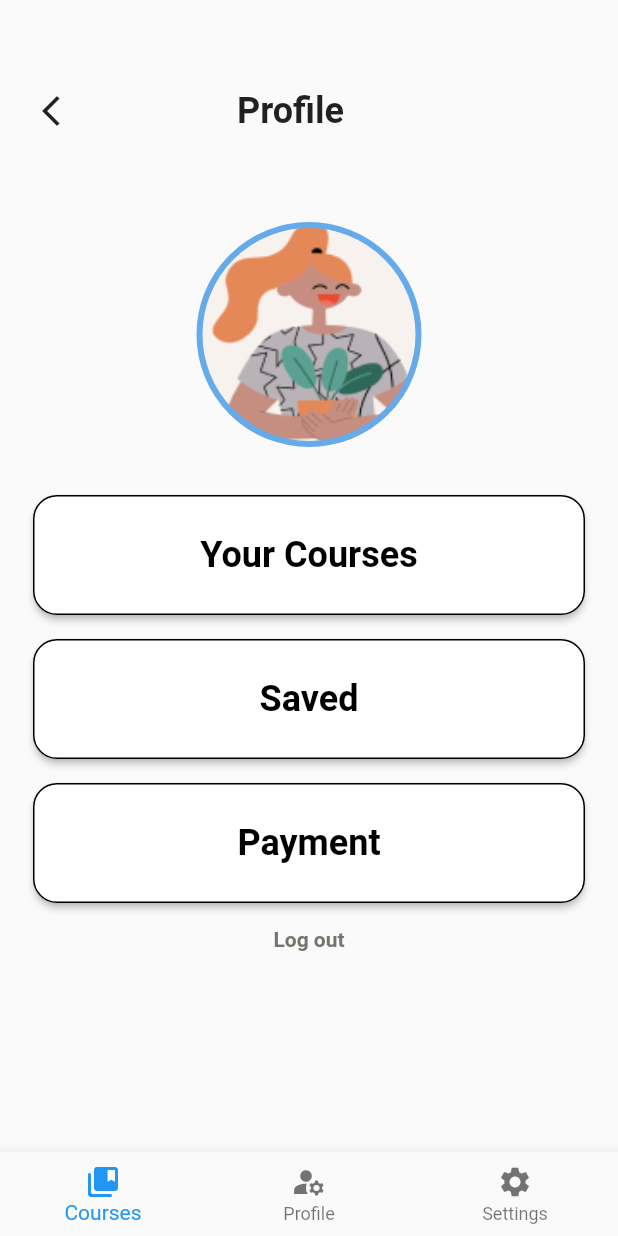
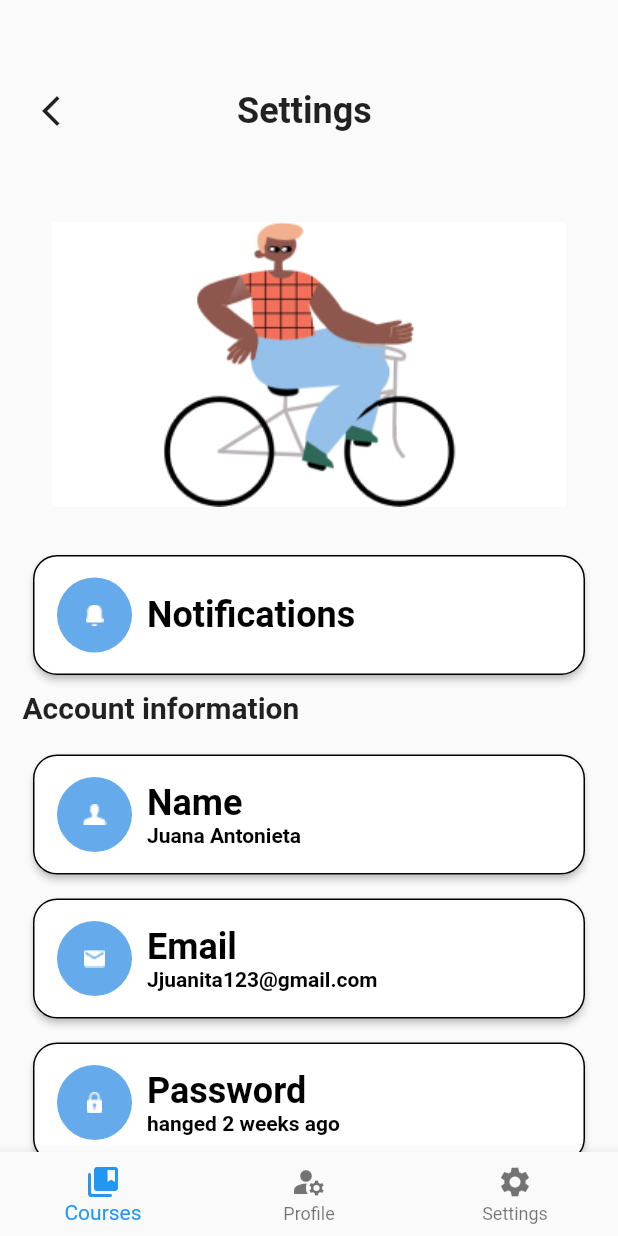
Before and after one commit to NHVbutt2002/Demo_figma, a Flutter app: the Home1Screen screen opened by its route, after a tap on "Log out", on a phone screen of 412 x 824 dp. Run offline on Flutter 3.47's test engine with Material 2 defaults, Android fonts, the phone set to English and light mode, and no system bars; our stand-ins replace persistent_bottom_nav_bar, shared_preferences, smooth_page_indicator; accounts and stored records are empty.

Commit message:
demo
demo

```diff
--- a/lib/Home1_page.dart
+++ b/lib/Home1_page.dart
@@ -130,7 +130,9 @@ class _Home1ScreenState extends State<Home1Screen> {
             ),
           ),
           TextButton(
-              onPressed: () {},
+              onPressed: () {
+                Navigator.of(context).pushNamed('/Setting');
+              },
               child: Text('Log out',
                   style: TextStyle(
                       fontSize: 14,
@@ -149,7 +151,7 @@ class _Home1ScreenState extends State<Home1Screen> {
           ),
           BottomNavigationBarItem(
             icon: Icon(Icons.settings),
-            label: 'Settings',
+            label: 'Setting',
           ),
         ]));
   }
--- /dev/null
+++ b/lib/setting.dart
@@ -0,0 +1,292 @@
+import 'package:flutter/material.dart';
+
+class Setting extends StatefulWidget {
+  const Setting({super.key});
+
+  @override
+  State<Setting> createState() => _SettingState();
+}
+
+class _SettingState extends State<Setting> {
+  @override
+  Widget build(BuildContext context) {
+    return Scaffold(
+        body: SingleChildScrollView(
+          child: Column(children: [
+            Container(
+              padding: EdgeInsets.symmetric(vertical: 50, horizontal: 10),
+              child: Row(
+                mainAxisAlignment: MainAxisAlignment.start,
+                children: [
+                  IconButton(
+                    onPressed: () {},
+                    icon: Icon(Icons.arrow_back_ios_new_sharp),
+                  ),
+                  SizedBox(
+                    width: 100,
+                  ),
+                  Text("Settings",
+                      style: TextStyle(
+                        fontSize: 24,
+                        fontWeight: FontWeight.bold,
+                      ))
+                ],
+              ),
+            ),
+            Image.asset('assets/settting.jpg'),
+            SizedBox(
+              height: 32,
+            ),
+            Container(
+              height: 80,
+              width: 400,
+              padding: const EdgeInsets.symmetric(horizontal: 16),
+              child: ElevatedButton(
+                onPressed: () {},
+                style: ButtonStyle(
+                  backgroundColor:
+                      MaterialStateProperty.all<Color>(Colors.white),
+                  shape: MaterialStateProperty.all<RoundedRectangleBorder>(
+                    RoundedRectangleBorder(
+                        borderRadius: BorderRadius.circular(16),
+                        side: BorderSide(color: Colors.black)),
+                  ),
+                ),
+                child: Row(
+                  mainAxisAlignment: MainAxisAlignment.start,
+                  children: [
+                    Stack(children: [
+                      Container(
+                        width: 50,
+                        height: 50,
+                        decoration: BoxDecoration(
+                            borderRadius: BorderRadius.circular(100),
+                            color: Color(0xff65AAEA)),
+                      ),
+                      Image.asset(
+                        'assets/notification1.png',
+                        width: 50,
+                        height: 50,
+                      )
+                    ]),
+                    SizedBox(
+                      width: 10,
+                    ),
+                    Text("Notifications",
+                        style: TextStyle(
+                            fontSize: 24,
+                            fontWeight: FontWeight.bold,
+                            color: Colors.black)),
+                  ],
+                ),
+              ),
+            ),
+            SizedBox(
+              height: 10,
+            ),
+            Row(
+              mainAxisAlignment: MainAxisAlignment.start,
+              children: [
+                Text("   Account information",
+                    style: TextStyle(
+                      fontSize: 20,
+                      fontWeight: FontWeight.bold,
+                    )),
+              ],
+            ),
+            SizedBox(
+              height: 20,
+            ),
+            Container(
+              height: 80,
+              width: 400,
+              padding: const EdgeInsets.symmetric(horizontal: 16),
+              child: ElevatedButton(
+                onPressed: () {},
+                style: ButtonStyle(
+                  backgroundColor:
+                      MaterialStateProperty.all<Color>(Colors.white),
+                  shape: MaterialStateProperty.all<RoundedRectangleBorder>(
+                    RoundedRectangleBorder(
+                        borderRadius: BorderRadius.circular(16),
+                        side: BorderSide(color: Colors.black)),
+                  ),
+                ),
+                child: Row(
+                  mainAxisAlignment: MainAxisAlignment.start,
+                  children: [
+                    Stack(children: [
+                      Container(
+                        width: 50,
+                        height: 50,
+                        decoration: BoxDecoration(
+                            borderRadius: BorderRadius.circular(100),
+                            color: Color(0xff65AAEA)),
+                      ),
+                      Image.asset(
+                        'assets/Path.png',
+                        width: 50,
+                        height: 50,
+                      )
+                    ]),
+                    SizedBox(
+                      width: 10,
+                    ),
+                    Column(
+                      mainAxisAlignment: MainAxisAlignment.center,
+                      crossAxisAlignment: CrossAxisAlignment.start,
+                      children: [
+                        Text("Name",
+                            style: TextStyle(
+                                fontSize: 24,
+                                fontWeight: FontWeight.bold,
+                                color: Colors.black)),
+                        Text("Juana Antonieta",
+                            style: TextStyle(
+                                fontSize: 14,
+                                fontWeight: FontWeight.bold,
+                                color: Colors.black))
+                      ],
+                    ),
+                  ],
+                ),
+              ),
+            ),
+            SizedBox(
+              height: 16,
+            ),
+            Container(
+              height: 80,
+              width: 400,
+              padding: const EdgeInsets.symmetric(horizontal: 16),
+              child: ElevatedButton(
+                onPressed: () {},
+                style: ButtonStyle(
+                  backgroundColor:
+                      MaterialStateProperty.all<Color>(Colors.white),
+                  shape: MaterialStateProperty.all<RoundedRectangleBorder>(
+                    RoundedRectangleBorder(
+                        borderRadius: BorderRadius.circular(16),
+                        side: BorderSide(color: Colors.black)),
+                  ),
+                ),
+                child: Row(
+                  mainAxisAlignment: MainAxisAlignment.start,
+                  children: [
+                    Stack(children: [
+                      Container(
+                        width: 50,
+                        height: 50,
+                        decoration: BoxDecoration(
+                            borderRadius: BorderRadius.circular(100),
+                            color: Color(0xff65AAEA)),
+                      ),
+                      Image.asset(
+                        'assets/Shape.png',
+                        width: 50,
+                        height: 50,
+                      )
+                    ]),
+                    SizedBox(
+                      width: 10,
+                    ),
+                    Column(
+                      mainAxisAlignment: MainAxisAlignment.center,
+                      crossAxisAlignment: CrossAxisAlignment.start,
+                      children: [
+                        Text("Email",
+                            style: TextStyle(
+                                fontSize: 24,
+                                fontWeight: FontWeight.bold,
+                                color: Colors.black)),
+                        Text("Jjuanita123@gmail.com",
+                            style: TextStyle(
+                                fontSize: 14,
+                                fontWeight: FontWeight.bold,
+                                color: Colors.black))
+                      ],
+                    ),
+                  ],
+                ),
+              ),
+            ),
+            SizedBox(
+              height: 16,
+            ),
+            Container(
+              height: 80,
+              width: 400,
+              padding: const EdgeInsets.symmetric(horizontal: 16),
+              child: ElevatedButton(
+                onPressed: () {},
+                style: ButtonStyle(
+                  backgroundColor:
+                      MaterialStateProperty.all<Color>(Colors.white),
+                  shape: MaterialStateProperty.all<RoundedRectangleBorder>(
+                    RoundedRectangleBorder(
+                        borderRadius: BorderRadius.circular(16),
+                        side: BorderSide(color: Colors.black)),
+                  ),
+                ),
+                child: Row(
+                  mainAxisAlignment: MainAxisAlignment.start,
+                  children: [
+                    Stack(children: [
+                      Container(
+                        width: 50,
+                        height: 50,
+                        decoration: BoxDecoration(
+                            borderRadius: BorderRadius.circular(100),
+                            color: Color(0xff65AAEA)),
+                      ),
+                      Image.asset(
+                        'assets/Vector.png',
+                        width: 50,
+                        height: 50,
+                      )
+                    ]),
+                    SizedBox(
+                      width: 10,
+                    ),
+                    Column(
+                      mainAxisAlignment: MainAxisAlignment.center,
+                      crossAxisAlignment: CrossAxisAlignment.start,
+                      children: [
+                        Text("Password",
+                            style: TextStyle(
+                                fontSize: 24,
+                                fontWeight: FontWeight.bold,
+                                color: Colors.black)),
+                        Text("hanged 2 weeks ago",
+                            style: TextStyle(
+                                fontSize: 14,
+                                fontWeight: FontWeight.bold,
+                                color: Colors.black))
+                      ],
+                    ),
+                  ],
+                ),
+              ),
+            ),
+            SizedBox(
+              height: 10,
+            ),
+          ]),
+        ),
+        bottomNavigationBar:
+            BottomNavigationBar(items: const <BottomNavigationBarItem>[
+          BottomNavigationBarItem(
+            icon: Icon(Icons.collections_bookmark_rounded),
+            label: 'Courses',
+          ),
+          BottomNavigationBarItem(
+            icon: Icon(Icons.manage_accounts),
+            label: 'Profile',
+          ),
+          BottomNavigationBarItem(
+            icon: Icon(Icons.settings),
+            label: 'Settings',
+          ),
+        ]));
+  }
+}
--- a/lib/utils/router_constants.dart
+++ b/lib/utils/router_constants.dart
@@ -5,3 +5,4 @@ const String cs4Router = '/SC4';
 const String scLoginRouter = '/ScLogin';
 const String signUpRouter = '/SignUp';
 const String home1Router = '/Home1Screen';
+const String settingRouter = '/Setting';
--- a/lib/utils/routers.dart
+++ b/lib/utils/routers.dart
@@ -4,6 +4,7 @@ import 'package:demolocal1/onbroading.dart';
 import 'package:demolocal1/Sc_Signup.dart';
 import 'package:demolocal1/Sc_login1.dart';
 import 'package:demolocal1/main.dart';
+import 'package:demolocal1/setting.dart';
 
 import 'package:demolocal1/utils/router_constants.dart';
 import 'package:flutter/material.dart';
@@ -22,6 +23,8 @@ class RouterUtils {
         return MaterialPageRoute(builder: (_) => const SignUp());
       case home1Router:
         return MaterialPageRoute(builder: (_) => const Home1Screen());
+      case settingRouter:
+        return MaterialPageRoute(builder: (_) => const Setting());
 
       default:
         return MaterialPageRoute(
```
Also changed, not shown: assets/Path.png (added), assets/Shape.png (added), assets/Vector.png (added), assets/notification.png (added), assets/notification1.png (added), assets/settting.jpg (added), 37 other files.
